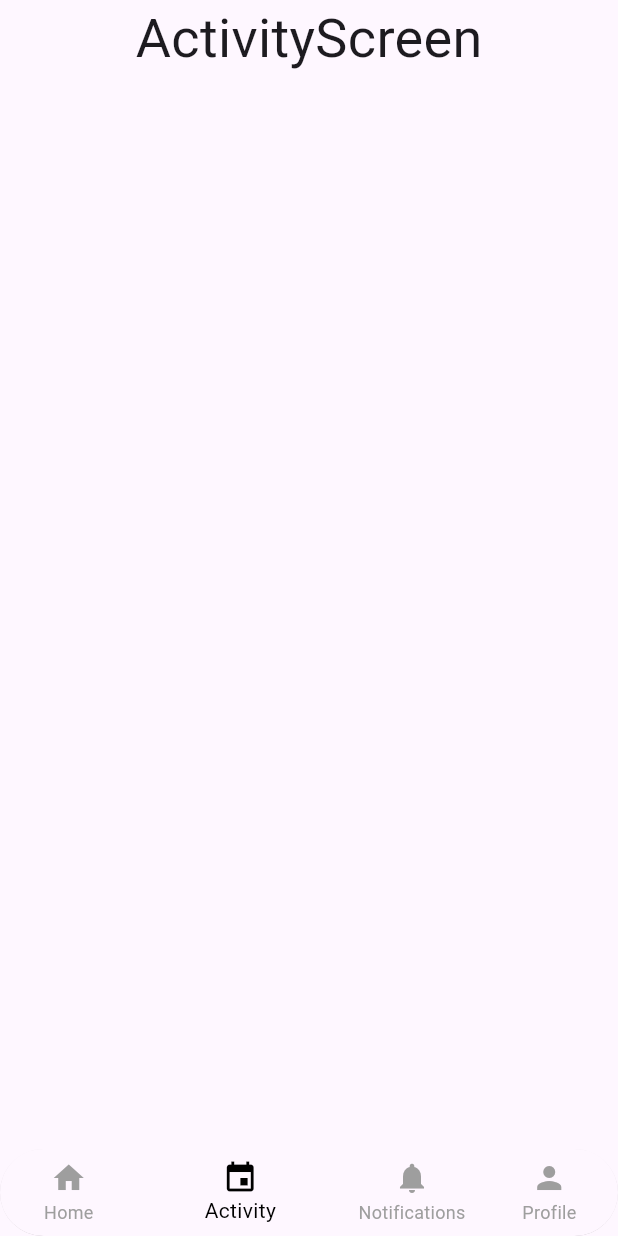
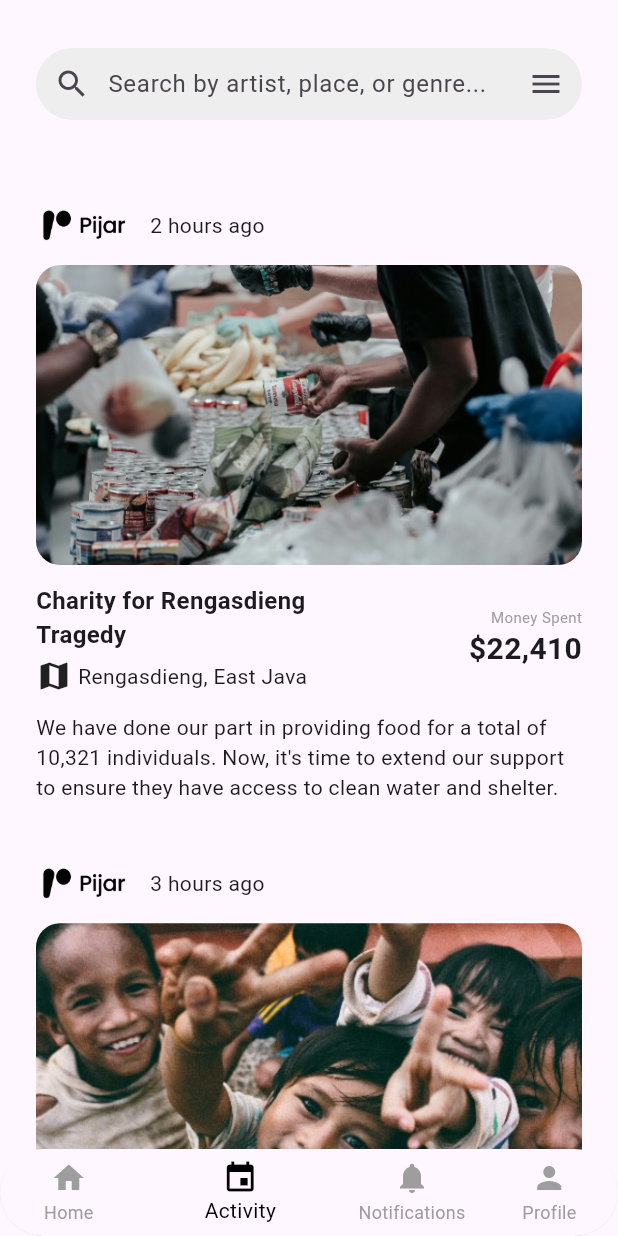
Before and after one commit to alifrizqullahmaruf/PijarApp, a Flutter app: the screen it shows after launch, item 2 of the bottom bar chosen, on a phone screen of 412 x 824 dp. Run offline on Flutter 3.47's test engine with Material 3 defaults, Android fonts, the light colour scheme and no system bars.

Commit message:
Add some Activity Screen

```diff
--- a/lib/pages/content/activity_screen.dart
+++ b/lib/pages/content/activity_screen.dart
@@ -1,4 +1,6 @@
 import 'package:flutter/material.dart';
+import 'package:pijar_app/widgets/activity_card.dart';
+import 'package:pijar_app/widgets/search_bar.dart';
 
 class ActivityScreen extends StatelessWidget {
   const ActivityScreen({super.key});
@@ -6,17 +8,42 @@ class ActivityScreen extends StatelessWidget {
   @override
   Widget build(BuildContext context) {
     return Scaffold(
-      body: SafeArea(
-          child: Column(
-        children: [
-          Center(
-            child: Text(
-              "ActivityScreen",
-              style: TextStyle(fontSize: 36),
-            ),
-          )
-        ],
-      )),
+      body: Padding(
+        padding: const EdgeInsets.all(24.0),
+        child: SafeArea(
+            child: SingleChildScrollView(
+              scrollDirection: Axis.vertical,
+              child: Column(
+                        children: [
+              SearchBarWidgets(),
+              SizedBox(
+                height: 24,
+              ),
+              ActivityCard(
+                logoImagePath: "lib/assets/smallLogo.png",
+                activityImagePath: "lib/assets/activityImg.png",
+                timeAgo: "2 hours ago",
+                title: "Charity for Rengasdieng Tragedy",
+                location: "Rengasdieng, East Java",
+                moneySpent: "\$22,410",
+                description:
+                    "We have done our part in providing food for a total of 10,321 individuals. Now, it's time to extend our support to ensure they have access to clean water and shelter.",
+              ),
+              SizedBox(height: 16),
+              ActivityCard(
+                logoImagePath: "lib/assets/smallLogo.png",
+                activityImagePath: "lib/assets/anotherActivityImg.png",
+                timeAgo: "3 hours ago",
+                title: "Education Program for Orphans",
+                location: "Yogyakarta, Indonesia",
+                moneySpent: "\$15,200",
+                description:
+                    "Our education program has helped improve the lives of 500 orphaned children by providing them with access to quality education and learning materials.",
+              ),
+                        ],
+                      ),
+            )),
+      ),
     );
   }
 }
--- a/lib/pages/content/home_screen.dart
+++ b/lib/pages/content/home_screen.dart
@@ -1,6 +1,7 @@
 import 'package:flutter/material.dart';
 import 'package:flutter/widgets.dart';
 import 'package:pijar_app/widgets/big_card.dart';
+import 'package:pijar_app/widgets/search_bar.dart';
 import 'package:pijar_app/widgets/small_card.dart';
 
 class HomeScreen extends StatelessWidget {
@@ -17,41 +18,7 @@ class HomeScreen extends StatelessWidget {
             child: Column(
               crossAxisAlignment: CrossAxisAlignment.start,
               children: [
-                Padding(
-                  padding: const EdgeInsets.symmetric(vertical: 8),
-                  child: Container(
-                    decoration: BoxDecoration(
-                      color: Colors.grey.shade200,
-                      borderRadius: BorderRadius.circular(32),
-                    ),
-                    child: Row(
-                      children: [
-                        IconButton(
-                          icon: Icon(Icons.search),
-                          onPressed: () {
-                            // Implement the functionality for the left icon
-                          },
-                        ),
-                        Expanded(
-                          child: TextField(
-                            decoration: InputDecoration(
-                              hintText: "Search by artist, place, or genre...",
-                              border: InputBorder.none,
-                              contentPadding:
-                                  EdgeInsets.symmetric(vertical: 10),
-                            ),
-                          ),
-                        ),
-                        IconButton(
-                          icon: Icon(Icons.menu),
-                          onPressed: () {
-                            // Implement the functionality for the right icon
-                          },
-                        ),
-                      ],
-                    ),
-                  ),
-                ),
+                SearchBarWidgets(),
                 SizedBox(height: 16),
                 Row(
                   children: [
--- a/lib/pages/home_screen.dart
+++ /dev/null
@@ -1,20 +0,0 @@
-import 'package:flutter/material.dart';
-
-class HomeScreen extends StatefulWidget {
-  const HomeScreen({super.key});
-
-  @override
-  State<HomeScreen> createState() => _HomeScreenState();
-}
-
-class _HomeScreenState extends State<HomeScreen> {
-  @override
-  Widget build(BuildContext context) {
-    return Scaffold(
-      body: SafeArea(
-          child: Center(
-        child: Text("Home"),
-      )),
-    );
-  }
-}
--- /dev/null
+++ b/lib/widgets/activity_card.dart
@@ -0,0 +1,96 @@
+import 'package:flutter/material.dart';
+
+class ActivityCard extends StatelessWidget {
+  final String logoImagePath;
+  final String activityImagePath;
+  final String timeAgo;
+  final String title;
+  final String location;
+  final String moneySpent;
+  final String description;
+
+  const ActivityCard({
+    Key? key,
+    required this.logoImagePath,
+    required this.activityImagePath,
+    required this.timeAgo,
+    required this.title,
+    required this.location,
+    required this.moneySpent,
+    required this.description,
+  }) : super(key: key);
+
+  @override
+  Widget build(BuildContext context) {
+    return Column(
+      crossAxisAlignment: CrossAxisAlignment.start,
+      children: [
+        SizedBox(height: 24),
+        Row(
+          children: [
+            Image.asset(
+              logoImagePath,
+              width: 60,
+            ),
+            SizedBox(width: 16),
+            Text(timeAgo),
+          ],
+        ),
+        SizedBox(height: 12),
+        ClipRRect(
+          borderRadius: BorderRadius.circular(16),
+          child: Image.asset(
+            activityImagePath,
+            height: 200,
+            fit: BoxFit.cover,
+          ),
+        ),
+        SizedBox(height: 12),
+        Row(
+          mainAxisAlignment: MainAxisAlignment.spaceBetween,
+          children: [
+            Expanded(
+              child: Column(
+                crossAxisAlignment: CrossAxisAlignment.start,
+                children: [
+                  Text(
+                    title,
+                    style: TextStyle(fontSize: 16, fontWeight: FontWeight.w600),
+                  ),
+                  SizedBox(height: 4),
+                  Row(
+                    children: [
+                      Icon(Icons.map),
+                      SizedBox(width: 4),
+                      Text(location),
+                    ],
+                  ),
+                ],
+              ),
+            ),
+            SizedBox(width: 48),
+            Column(
+              crossAxisAlignment: CrossAxisAlignment.end,
+              children: [
+                Text(
+                  "Money Spent",
+                  style: TextStyle(
+                    fontSize: 10,
+                    fontWeight: FontWeight.w400,
+                    color: Colors.grey,
+                  ),
+                ),
+                Text(
+                  moneySpent,
+                  style: TextStyle(fontSize: 20, fontWeight: FontWeight.w700),
+                ),
+              ],
+            ),
+          ],
+        ),
+        SizedBox(height: 12),
+        Text(description),
+      ],
+    );
+  }
+}
--- /dev/null
+++ b/lib/widgets/search_bar.dart
@@ -0,0 +1,43 @@
+import 'package:flutter/material.dart';
+
+class SearchBarWidgets extends StatelessWidget {
+  const SearchBarWidgets({Key? key}) : super(key: key);
+
+  @override
+  Widget build(BuildContext context) {
+    return Padding(
+      padding: const EdgeInsets.symmetric(vertical: 8),
+      child: Container(
+        decoration: BoxDecoration(
+          color: Colors.grey.shade200,
+          borderRadius: BorderRadius.circular(32),
+        ),
+        child: Row(
+          children: [
+            IconButton(
+              icon: Icon(Icons.search),
+              onPressed: () {
+                // Implement the functionality for the left icon
+              },
+            ),
+            Expanded(
+              child: TextField(
+                decoration: InputDecoration(
+                  hintText: "Search by artist, place, or genre...",
+                  border: InputBorder.none,
+                  contentPadding: EdgeInsets.symmetric(vertical: 10),
+                ),
+              ),
+            ),
+            IconButton(
+              icon: Icon(Icons.menu),
+              onPressed: () {
+                // Implement the functionality for the right icon
+              },
+            ),
+          ],
+        ),
+      ),
+    );
+  }
+}
--- a/pubspec.yaml
+++ b/pubspec.yaml
@@ -65,6 +65,8 @@ flutter:
     - lib/assets/smallLogo.png
     - lib/assets/coldPlay.png
     - lib/assets/blues.png
+    - lib/assets/activityImg.png
+    - lib/assets/anotherActivityImg.png
   #   - images/a_dot_ham.jpeg
 
   # An image asset can refer to one or more resolution-specific "variants", see
```
Also changed, not shown: lib/assets/activityImg.png (added), lib/assets/anotherActivityImg.png (added).
